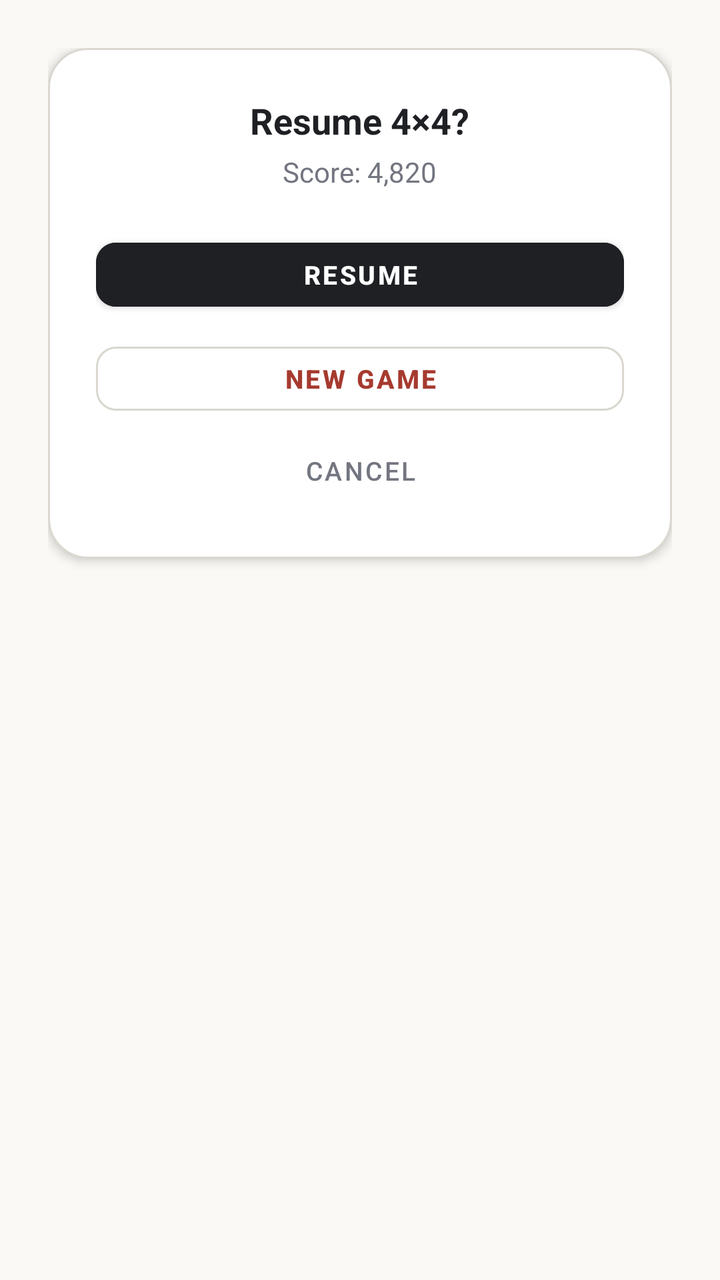
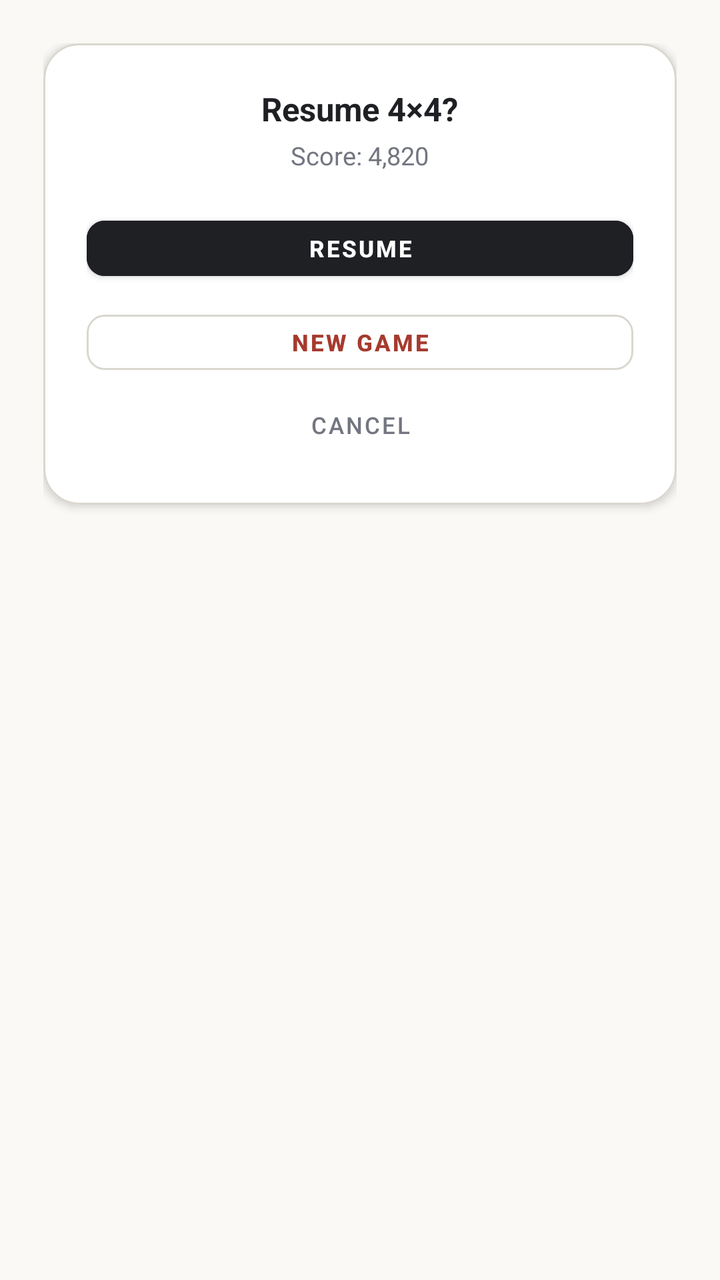

Compare the two renders of this Android layout. The source of the first and the diff that turns it into the second are given below.
<!-- AndroidManifest.xml: application theme Theme.NumberBlocks -->
<!-- res/layout/dialog_mode_resume.xml -->
<?xml version="1.0" encoding="utf-8"?>
<LinearLayout xmlns:android="http://schemas.android.com/apk/res/android"
    xmlns:app="http://schemas.android.com/apk/res-auto"
    android:layout_width="match_parent"
    android:layout_height="wrap_content"
    android:background="@android:color/transparent"
    android:orientation="vertical"
    android:padding="24dp">

    <com.google.android.material.card.MaterialCardView
        android:layout_width="match_parent"
        android:layout_height="wrap_content"
        app:cardBackgroundColor="#FFFFFF"
        app:cardCornerRadius="20dp"
        app:cardElevation="3dp"
        app:strokeColor="#D9D7CE"
        app:strokeWidth="1dp">

        <LinearLayout
            android:layout_width="match_parent"
            android:layout_height="wrap_content"
            android:gravity="center_horizontal"
            android:orientation="vertical"
            android:padding="24dp">

            <TextView
                android:id="@+id/tv_resume_mode_title"
                android:layout_width="wrap_content"
                android:layout_height="wrap_content"
                android:text="Resume 4×4?"
                android:textColor="#1E2024"
                android:textSize="18sp"
                android:textStyle="bold" />

            <TextView
                android:id="@+id/tv_resume_mode_score"
                android:layout_width="wrap_content"
                android:layout_height="wrap_content"
                android:layout_marginTop="4dp"
                android:text="Score: 4,820"
                android:textColor="#737680"
                android:textSize="14sp" />

            
            <LinearLayout
                android:layout_width="match_parent"
                android:layout_height="wrap_content"
                android:layout_marginTop="20dp"
                android:orientation="vertical">

                <Button
                    android:id="@+id/btn_dialog_resume_confirm"
                    style="@style/Widget.MaterialComponents.Button"
                    android:layout_width="match_parent"
                    android:layout_height="44dp"
                    android:backgroundTint="#1E2024"
                    android:text="Resume"
                    android:textColor="#FFFFFF"
                    android:textSize="13sp"
                    android:textStyle="bold"
                    app:cornerRadius="10dp" />

                <Button
                    android:id="@+id/btn_dialog_new_game"
                    style="@style/Widget.MaterialComponents.Button.OutlinedButton"
                    android:layout_width="match_parent"
                    android:layout_height="44dp"
                    android:layout_marginTop="8dp"
                    android:text="New Game"
                    android:textColor="#A63A2F"
                    android:textSize="13sp"
                    android:textStyle="bold"
                    app:cornerRadius="10dp"
                    app:strokeColor="#D9D7CE" />

                <Button
                    android:id="@+id/btn_dialog_cancel"
                    style="@style/Widget.MaterialComponents.Button.TextButton"
                    android:layout_width="match_parent"
                    android:layout_height="40dp"
                    android:layout_marginTop="4dp"
                    android:text="Cancel"
                    android:textColor="#737680"
                    android:textSize="13sp" />
            </LinearLayout>

        </LinearLayout>
    </com.google.android.material.card.MaterialCardView>
</LinearLayout>
<!-- resources referenced by this layout -->
<resources>
  <style name="Theme.NumberBlocks" parent="Theme.MaterialComponents.DayNight.NoActionBar">
          <item name="colorPrimary">@color/primary</item>
          <item name="colorPrimaryVariant">@color/primary_variant</item>
          <item name="colorSecondary">@color/secondary</item>
          <item name="android:statusBarColor">@color/background</item>
          <item name="android:navigationBarColor">@color/background</item>
          <item name="android:windowBackground">@color/background</item>
      </style>
  <color name="primary">#1E2024</color>
  <color name="primary_variant">#161719</color>
  <color name="secondary">#5A5D66</color>
  <color name="background">#FAF9F6</color>
</resources>

<!-- the commit's change to res/layout/dialog_mode_resume.xml (unified diff, before → after) -->
@@ -5,23 +5,23 @@
     android:layout_height="wrap_content"
     android:background="@android:color/transparent"
     android:orientation="vertical"
-    android:padding="24dp">
+    android:padding="@dimen/dp_24">
 
     <com.google.android.material.card.MaterialCardView
         android:layout_width="match_parent"
         android:layout_height="wrap_content"
         app:cardBackgroundColor="#FFFFFF"
-        app:cardCornerRadius="20dp"
-        app:cardElevation="3dp"
+        app:cardCornerRadius="@dimen/dp_20"
+        app:cardElevation="@dimen/dp_3"
         app:strokeColor="#D9D7CE"
-        app:strokeWidth="1dp">
+        app:strokeWidth="@dimen/dp_1">
 
         <LinearLayout
             android:layout_width="match_parent"
             android:layout_height="wrap_content"
             android:gravity="center_horizontal"
             android:orientation="vertical"
-            android:padding="24dp">
+            android:padding="@dimen/dp_24">
 
             <TextView
                 android:id="@+id/tv_resume_mode_title"
@@ -29,59 +29,59 @@
                 android:layout_height="wrap_content"
                 android:text="Resume 4×4?"
                 android:textColor="#1E2024"
-                android:textSize="18sp"
+                android:textSize="@dimen/sp_18"
                 android:textStyle="bold" />
 
             <TextView
                 android:id="@+id/tv_resume_mode_score"
                 android:layout_width="wrap_content"
                 android:layout_height="wrap_content"
-                android:layout_marginTop="4dp"
+                android:layout_marginTop="@dimen/dp_4"
                 android:text="Score: 4,820"
                 android:textColor="#737680"
-                android:textSize="14sp" />
+                android:textSize="@dimen/sp_14" />
 
             
             <LinearLayout
                 android:layout_width="match_parent"
                 android:layout_height="wrap_content"
-                android:layout_marginTop="20dp"
+                android:layout_marginTop="@dimen/dp_20"
                 android:orientation="vertical">
 
                 <Button
                     android:id="@+id/btn_dialog_resume_confirm"
                     style="@style/Widget.MaterialComponents.Button"
                     android:layout_width="match_parent"
-                    android:layout_height="44dp"
+                    android:layout_height="@dimen/dp_44"
                     android:backgroundTint="#1E2024"
                     android:text="Resume"
                     android:textColor="#FFFFFF"
-                    android:textSize="13sp"
+                    android:textSize="@dimen/sp_13"
                     android:textStyle="bold"
-                    app:cornerRadius="10dp" />
+                    app:cornerRadius="@dimen/dp_10" />
 
                 <Button
                     android:id="@+id/btn_dialog_new_game"
                     style="@style/Widget.MaterialComponents.Button.OutlinedButton"
                     android:layout_width="match_parent"
-                    android:layout_height="44dp"
-                    android:layout_marginTop="8dp"
+                    android:layout_height="@dimen/dp_44"
+                    android:layout_marginTop="@dimen/dp_8"
                     android:text="New Game"
                     android:textColor="#A63A2F"
-                    android:textSize="13sp"
+                    android:textSize="@dimen/sp_13"
                     android:textStyle="bold"
-                    app:cornerRadius="10dp"
+                    app:cornerRadius="@dimen/dp_10"
                     app:strokeColor="#D9D7CE" />
 
                 <Button
                     android:id="@+id/btn_dialog_cancel"
                     style="@style/Widget.MaterialComponents.Button.TextButton"
                     android:layout_width="match_parent"
-                    android:layout_height="40dp"
-                    android:layout_marginTop="4dp"
+                    android:layout_height="@dimen/dp_40"
+                    android:layout_marginTop="@dimen/dp_4"
                     android:text="Cancel"
                     android:textColor="#737680"
-                    android:textSize="13sp" />
+                    android:textSize="@dimen/sp_13" />
             </LinearLayout>
 
         </LinearLayout>
<!-- resource entries referenced after the edit -->
@@ -1,5 +1,17 @@
 <!-- resources referenced by this layout -->
 <resources>
+  <dimen name="dp_1">1.00dp</dimen>
+  <dimen name="dp_10">10.00dp</dimen>
+  <dimen name="dp_20">20.00dp</dimen>
+  <dimen name="dp_24">24.00dp</dimen>
+  <dimen name="dp_3">3.00dp</dimen>
+  <dimen name="dp_4">4.00dp</dimen>
+  <dimen name="dp_40">40.00dp</dimen>
+  <dimen name="dp_44">44.00dp</dimen>
+  <dimen name="dp_8">8.00dp</dimen>
+  <dimen name="sp_13">13.00sp</dimen>
+  <dimen name="sp_14">14.00sp</dimen>
+  <dimen name="sp_18">18.00sp</dimen>
   <style name="Theme.NumberBlocks" parent="Theme.MaterialComponents.DayNight.NoActionBar">
           <item name="colorPrimary">@color/primary</item>
           <item name="colorPrimaryVariant">@color/primary_variant</item>
